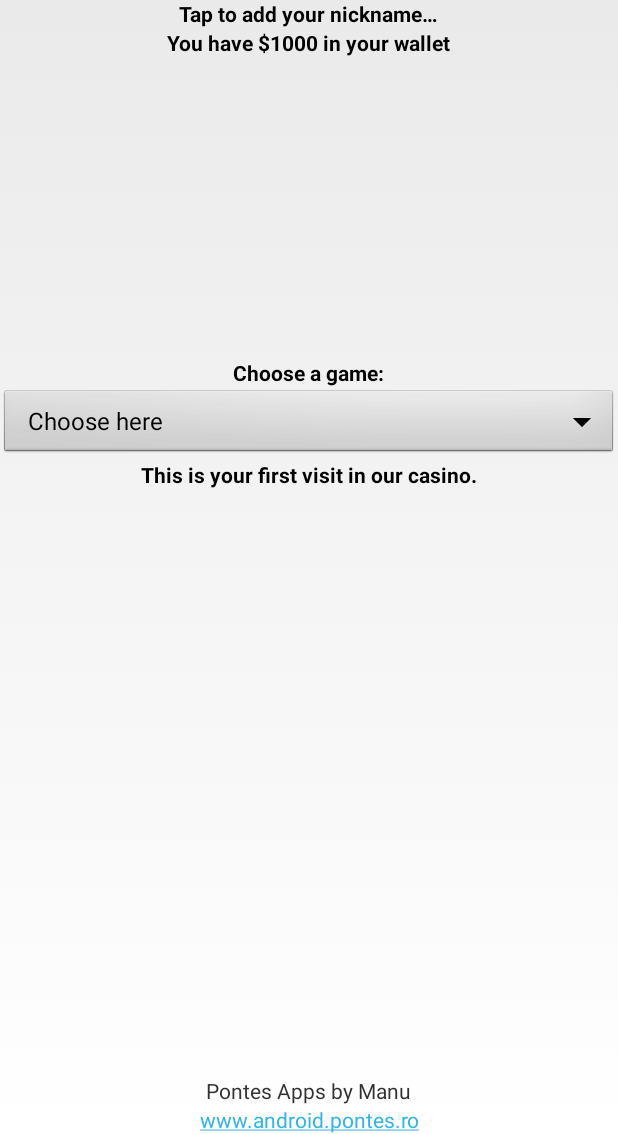
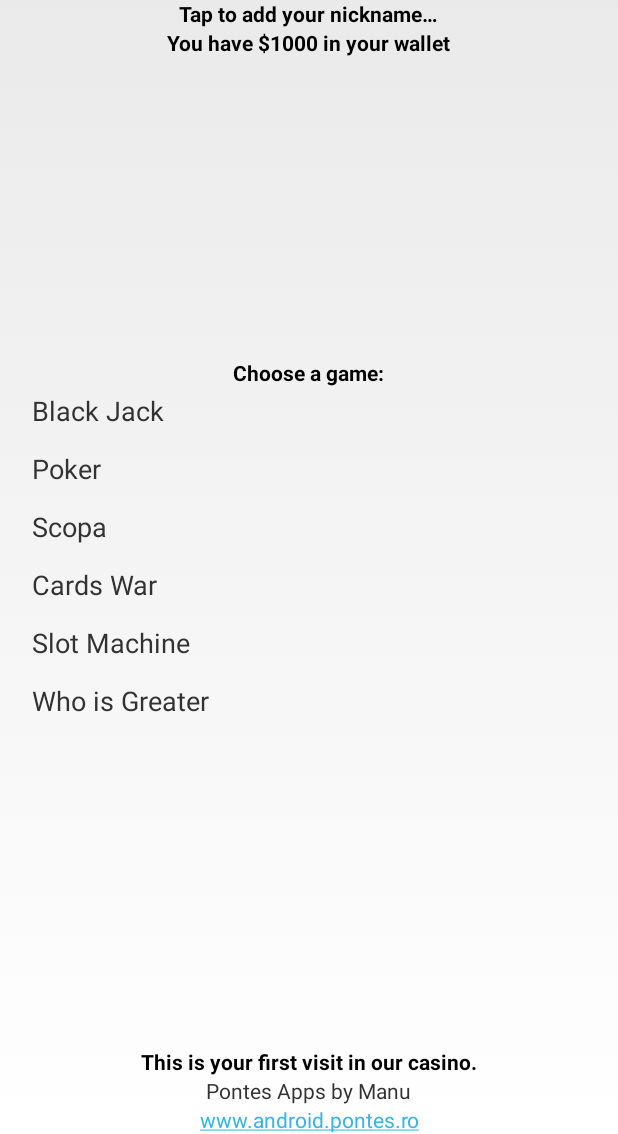
Before and after one commit to emanuelboboiu/PontesGameZone, an Android app: the screen it shows after launch (MainActivity), on a phone screen of 412 x 824 dp, the part 102-1236 px from its top. Run offline under Robolectric (Android 15) with nearby library versions, the phone set to English and light mode, and no system bars.

Commit message:
The list of available games are not in a droptdown anymore. Fixed some bugs. Published this release in Play Store.

```diff
--- a/app/src/main/AndroidManifest.xml
+++ b/app/src/main/AndroidManifest.xml
@@ -2,8 +2,8 @@
 <manifest xmlns:android="http://schemas.android.com/apk/res/android"
     xmlns:tools="http://schemas.android.com/tools"
     package="ro.pontes.pontesgamezone"
-    android:versionCode="30"
-    android:versionName="2.1.7">
+    android:versionCode="32"
+    android:versionName="   2.3">
 
     <uses-permission android:name="android.permission.INTERNET" />
     <uses-permission android:name="android.permission.VIBRATE" />
--- a/app/src/main/java/ro/pontes/pontesgamezone/MainActivity.java
+++ b/app/src/main/java/ro/pontes/pontesgamezone/MainActivity.java
@@ -11,17 +11,13 @@ import android.view.MenuItem;
 import android.view.View;
 import android.view.WindowManager;
 import android.view.inputmethod.EditorInfo;
-import android.widget.AdapterView;
-import android.widget.AdapterView.OnItemSelectedListener;
-import android.widget.ArrayAdapter;
 import android.widget.EditText;
-import android.widget.Spinner;
 import android.widget.TextView;
 
 import java.util.Calendar;
 import java.util.Locale;
 
-public class MainActivity extends Activity implements OnItemSelectedListener {
+public class MainActivity extends Activity {
 
     // Various variables and constants:
     public final static String EXTRA_MESSAGE = "ro.pontes.pontesgamezone.MESSAGE";
@@ -58,9 +54,6 @@ public class MainActivity extends Activity implements OnItemSelectedListener {
 
     // For background sound:
     SoundPlayer sndBackground;
-
-    Spinner dropdown; // to have it globally, to select first item in
-    // onResume() method.
 
     /*
      * We need a global alertToShow as alert to be able to dismiss it when
@@ -101,6 +94,7 @@ public class MainActivity extends Activity implements OnItemSelectedListener {
         // An arrays with all R.ids of title games:
         int[] gamesIds = new int[]{R.string.ls_choose_item, R.string.black_jack_game, R.string.poker_game, R.string.cards_war_game, R.string.who_is_greater_game, R.string.cf_game_name, R.string.sm_game_name, R.string.ls_game_name};
 
+
         // Create the StringBuilder declared above:
         for (int i = 0; i < gamesIds.length; i++) {
             sb.append(getString(gamesIds[i]));
@@ -108,12 +102,6 @@ public class MainActivity extends Activity implements OnItemSelectedListener {
                 sb.append("|");
             } // end append vertical bar.
         } // end for create the StringBuilder.
-
-        dropdown = findViewById(R.id.spinnerChoose);
-        String[] items = sb.toString().split("\\|");
-        ArrayAdapter<String> adapter = new ArrayAdapter<>(this, android.R.layout.simple_spinner_item, items);
-        dropdown.setAdapter(adapter);
-        dropdown.setOnItemSelectedListener(this);
 
         // Set last visit text view:
         setLastVisit();
@@ -138,21 +126,6 @@ public class MainActivity extends Activity implements OnItemSelectedListener {
         userName = getString(R.string.visitor);
     } // end getCredentials() method.
 
-    // Methods for implement of this class:
-    @Override
-    public void onItemSelected(AdapterView<?> parent, View view, int position, long id) {
-
-        // String chosen = parent.getItemAtPosition(position).toString();
-        startAGame(position);
-    } // end implemented method for chosen item.
-
-    @Override
-    public void onNothingSelected(AdapterView<?> parent) {
-        // TODO Auto-generated method stub
-
-    } // end onNothingSelected() method.
-    // end implements methods.
-
     @Override
     public void onResume() {
         super.onResume();
@@ -162,9 +135,6 @@ public class MainActivity extends Activity implements OnItemSelectedListener {
 
         sndBackground = new SoundPlayer();
         sndBackground.playLooped(this, "main_background1");
-
-        dropdown.setSelection(0);
-
     } // end onResume method.
 
     @Override
@@ -470,30 +440,28 @@ public class MainActivity extends Activity implements OnItemSelectedListener {
     } // end startScopaGameActivity.
 
     // A method to open a game depending of the item chosen in spinner:
-    public void startAGame(int chosen) {
+    public void startAGame(View view) {
+        int chosen = view.getId();
         switch (chosen) {
-            case 0:
-                // Do nothing:
-                break;
-            case 1:
+            case R.id.tvGame1:
                 startBlackJackGame();
                 break;
-            case 2:
+            case R.id.tvGame2:
                 startPokerGame();
                 break;
-            case 3:
+            case R.id.tvGame3:
                 startCardsWarGame();
                 break;
-            case 4:
+            case R.id.tvGame4:
                 startWhoIsGreaterGame();
                 break;
-            case 5:
+            case R.id.tvGame5:
                 startConnectFourGame();
                 break;
-            case 6:
+            case R.id.tvGame6:
                 startSlotMachineGame();
                 break;
-            case 7:
+            case R.id.tvGame7:
                 startScopaGame();
                 break;
         } // end switch.
--- a/app/src/main/res/layout/activity_main.xml
+++ b/app/src/main/res/layout/activity_main.xml
@@ -66,16 +66,98 @@
             android:textSize="@dimen/text_views_size"
             android:textStyle="bold" />
 
-        <!-- New mode of choosing a game to be opened: -->
 
-        <Spinner
-            android:id="@+id/spinnerChoose"
+        <ScrollView
+            android:id="@+id/svMainMenu"
             android:layout_width="match_parent"
             android:layout_height="wrap_content"
-            android:background="@android:drawable/btn_dropdown"
-            android:gravity="center_horizontal"
-            android:spinnerMode="dropdown"
-            android:textSize="@dimen/text_views_size"></Spinner>
+            android:isScrollContainer="false"
+            android:orientation="vertical">
+
+            <LinearLayout
+                android:id="@+id/llMainMenu"
+                android:layout_width="match_parent"
+                android:layout_height="wrap_content"
+                android:gravity="center_horizontal"
+                android:orientation="vertical"
+                android:paddingLeft="@dimen/activity_horizontal_margin"
+                android:paddingRight="@dimen/activity_horizontal_margin">
+
+                <TextView
+                    android:id="@+id/tvGame1"
+                    style="@style/mainMenuStyle"
+                    android:layout_width="match_parent"
+                    android:layout_height="wrap_content"
+                    android:layout_marginBottom="@dimen/margin_below_menu_item"
+                    android:onClick="startAGame"
+                    android:text="@string/black_jack_game" />
+
+                <TextView
+                    android:id="@+id/tvGame2"
+                    style="@style/mainMenuStyle"
+                    android:layout_width="match_parent"
+                    android:layout_height="wrap_content"
+                    android:layout_marginBottom="@dimen/margin_below_menu_item"
+                    android:onClick="startAGame"
+                    android:text="@string/poker_game" />
+
+                <TextView
+                    android:id="@+id/tvGame7"
+                    style="@style/mainMenuStyle"
+                    android:layout_width="match_parent"
+                    android:layout_height="wrap_content"
+                    android:layout_marginBottom="@dimen/margin_below_menu_item"
+                    android:onClick="startAGame"
+                    android:text="@string/ls_game_name" />
+
+                <TextView
+                    android:id="@+id/tvGame3"
+                    style="@style/mainMenuStyle"
+                    android:layout_width="match_parent"
+                    android:layout_height="wrap_content"
+                    android:layout_marginBottom="@dimen/margin_below_menu_item"
+                    android:onClick="startAGame"
+                    android:text="@string/cards_war_game" />
+
+                <TextView
+                    android:id="@+id/tvGame6"
+                    style="@style/mainMenuStyle"
+                    android:layout_width="match_parent"
+                    android:layout_height="wrap_content"
+                    android:layout_marginBottom="@dimen/margin_below_menu_item"
+                    android:onClick="startAGame"
+                    android:text="@string/sm_game_name" />
+
+                <TextView
+                    android:id="@+id/tvGame4"
+                    style="@style/mainMenuStyle"
+                    android:layout_width="match_parent"
+                    android:layout_height="wrap_content"
+                    android:layout_marginBottom="@dimen/margin_below_menu_item"
+                    android:onClick="startAGame"
+                    android:text="@string/who_is_greater_game" />
+
+                <TextView
+                    android:id="@+id/tvGame5"
+                    style="@style/mainMenuStyle"
+                    android:layout_width="match_parent"
+                    android:layout_height="wrap_content"
+                    android:layout_marginBottom="@dimen/margin_below_menu_item"
+                    android:onClick="startAGame"
+                    android:text="@string/cf_game_name" />
+
+
+            </LinearLayout>
+        </ScrollView>
+
+    </LinearLayout>
+
+    <LinearLayout
+        android:layout_width="match_parent"
+        android:layout_height="match_parent"
+        android:layout_weight="1"
+        android:gravity="bottom|center_horizontal"
+        android:orientation="vertical">
 
         <TextView
             android:id="@+id/tvLastVisit"
@@ -85,15 +167,6 @@
             android:textColor="#000000"
             android:textSize="@dimen/text_views_size"
             android:textStyle="bold" />
-
-    </LinearLayout>
-
-    <LinearLayout
-        android:layout_width="match_parent"
-        android:layout_height="match_parent"
-        android:layout_weight="1"
-        android:gravity="bottom|center_horizontal"
-        android:orientation="vertical">
 
         <TextView
             android:id="@+id/tvCompanyName"
--- a/app/src/main/res/values/dimens.xml
+++ b/app/src/main/res/values/dimens.xml
@@ -14,4 +14,7 @@
     <dimen name="text_size_in_alerts">18sp</dimen>
     <dimen name="buttons_size">14sp</dimen>
 
+    <dimen name="text_size_main">18sp</dimen>
+    <dimen name="padding_for_menu_item">5dp</dimen>
+    <dimen name="margin_below_menu_item">7dp</dimen>
 </resources>
--- a/app/src/main/res/values/strings.xml
+++ b/app/src/main/res/values/strings.xml
@@ -274,9 +274,9 @@
 
     <!-- About dialog: -->
     <string name="about">About</string>
-    <string name="app_version">Pontes GameZone, version 2.1</string>
+    <string name="app_version">Pontes GameZone, version 2.3</string>
     <string name="app_release_date">Version 1.0 released Monday, 16 February 2015</string>
-    <string name="app_last_update">Last update: Tuesday, January 10th, 2023</string>
+    <string name="app_last_update">Last update: Saturday, February 17th, 2023</string>
     <string name="app_creator">Programmed by Emanuel Boboiu (Manu)</string>
     <string name="phone_number">Phone no: +40740203043</string>
     <string name="email_address">E-mail: android@pontes.ro</string>
--- a/app/src/main/res/values/styles.xml
+++ b/app/src/main/res/values/styles.xml
@@ -21,4 +21,16 @@
         <item name="android:textSize">@dimen/buttons_size</item>
         <item name="android:textStyle">bold</item>
     </style>
+
+    <style name="mainMenuStyle" parent="android:Widget.Holo.Light.TextView">
+        <item name="android:clickable">true</item>
+        <item name="android:focusable">true</item>
+        <item name="android:gravity">center_vertical|left</item>
+        <item name="android:textSize">@dimen/text_size_main</item>
+        <item name="android:paddingTop">3dp</item>
+        <item name="android:paddingBottom">3dp</item>
+        <item name="android:paddingLeft">@dimen/padding_for_menu_item</item>
+        <item name="android:paddingRight">@dimen/padding_for_menu_item</item>
+    </style>
+
 </resources>
```
Also changed, not shown: 7 other files.
